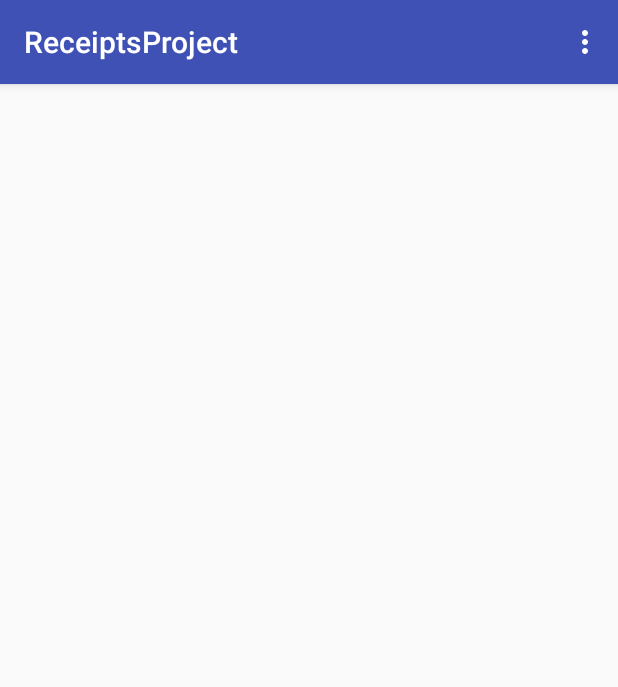
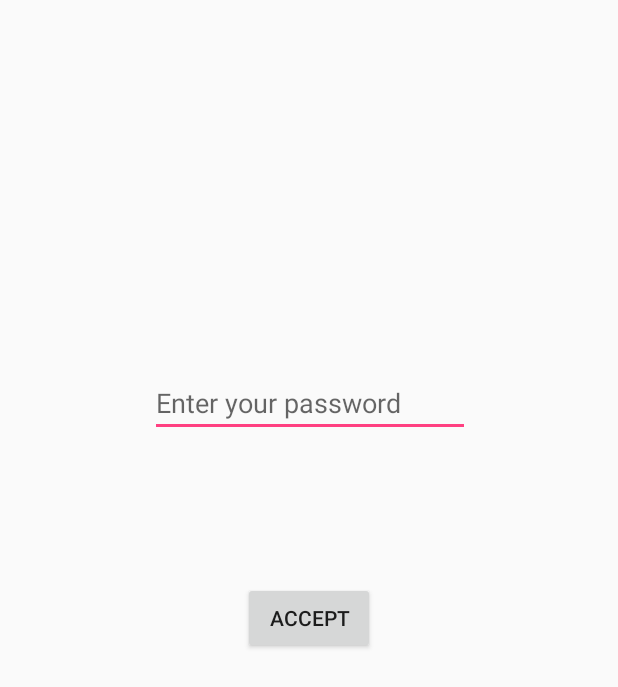
Before and after one commit to GrossGhost/RecepiesProject, an Android app: the screen it shows after launch (MainActivity before the commit, PasswordActivity after it), on a phone screen of 412 x 824 dp. Shown: the top 687 px of the screen. Run offline under Robolectric (Android 15) with nearby library versions, the phone set to English and light mode, and no system bars; 2 statements that could not run were skipped.

Commit message:
- settings done - password activity was added

```diff
--- /dev/null
+++ b/Projects/RecepiesProject/app/src/main/java/com/receiptsproject/activities/PasswordActivity.java
@@ -0,0 +1,58 @@
+package com.receiptsproject.activities;
+
+import android.content.Context;
+import android.content.Intent;
+import android.content.SharedPreferences;
+import android.os.Bundle;
+import android.support.v7.app.AppCompatActivity;
+import android.view.View;
+import android.widget.Button;
+import android.widget.EditText;
+import android.widget.TextView;
+
+import com.receiptsproject.R;
+import com.receiptsproject.util.PasswordManager;
+
+import static com.receiptsproject.util.Consts.IS_PASSWORD_SET;
+import static com.receiptsproject.util.Consts.SHARED_NAME;
+import static com.receiptsproject.util.Consts.TOKEN;
+
+public class PasswordActivity extends AppCompatActivity {
+
+    private EditText password;
+    private TextView wrongPassword;
+    private Button accept;
+    private Context context;
+    SharedPreferences sp = getSharedPreferences(SHARED_NAME, MODE_PRIVATE);
+    @Override
+    protected void onCreate(Bundle savedInstanceState) {
+        super.onCreate(savedInstanceState);
+        setContentView(R.layout.activity_password);
+
+        context = this;
+
+        if (!sp.getBoolean(IS_PASSWORD_SET, false)){
+            startActivity(new Intent(context, MainActivity.class));
+            finish();
+        }
+
+        wrongPassword = (TextView) findViewById(R.id.wrong_password);
+        password = (EditText) findViewById(R.id.password);
+        accept = (Button) findViewById(R.id.accept_password);
+
+        accept.setOnClickListener(new View.OnClickListener() {
+            @Override
+            public void onClick(View view) {
+                String mPassword = password.getText().toString();
+                String token = sp.getString(TOKEN, "");
+                if (PasswordManager.validate(mPassword, token)){
+                    wrongPassword.setVisibility(View.INVISIBLE);
+                    startActivity(new Intent(context, MainActivity.class));
+                    finish();
+                }else{
+                    wrongPassword.setVisibility(View.VISIBLE);
+                }
+            }
+        });
+    }
+}
--- /dev/null
+++ b/Projects/RecepiesProject/app/src/main/res/layout/activity_password.xml
@@ -0,0 +1,50 @@
+<?xml version="1.0" encoding="utf-8"?>
+<android.support.constraint.ConstraintLayout xmlns:android="http://schemas.android.com/apk/res/android"
+    xmlns:app="http://schemas.android.com/apk/res-auto"
+    xmlns:tools="http://schemas.android.com/tools"
+    android:layout_width="match_parent"
+    android:layout_height="match_parent"
+    tools:context="com.receiptsproject.activities.PasswordActivity">
+
+    <EditText
+        android:id="@+id/password"
+        android:layout_width="wrap_content"
+        android:layout_height="wrap_content"
+        android:layout_marginBottom="8dp"
+        android:layout_marginTop="8dp"
+        android:ems="10"
+        android:hint="@string/enter_your_password"
+        android:inputType="numberPassword"
+        app:layout_constraintBottom_toTopOf="@+id/accept_password"
+        app:layout_constraintHorizontal_bias="0.502"
+        app:layout_constraintLeft_toLeftOf="parent"
+        app:layout_constraintRight_toRightOf="parent"
+        app:layout_constraintTop_toTopOf="parent"
+        app:layout_constraintVertical_bias="0.728" />
+
+    <Button
+        android:id="@+id/accept_password"
+        android:layout_width="wrap_content"
+        android:layout_height="wrap_content"
+        android:text="Accept"
+        app:layout_constraintBottom_toBottomOf="parent"
+        app:layout_constraintLeft_toLeftOf="parent"
+        app:layout_constraintRight_toRightOf="parent"
+        app:layout_constraintTop_toTopOf="parent" />
+
+    <TextView
+        android:id="@+id/wrong_password"
+        android:visibility="invisible"
+        android:layout_width="wrap_content"
+        android:layout_height="wrap_content"
+        android:layout_marginBottom="8dp"
+        android:layout_marginTop="8dp"
+        android:text="@string/wrong_password"
+        android:textColor="@android:color/holo_red_dark"
+        android:textSize="18sp"
+        app:layout_constraintBottom_toTopOf="@+id/password"
+        app:layout_constraintLeft_toLeftOf="parent"
+        app:layout_constraintRight_toRightOf="parent"
+        app:layout_constraintTop_toTopOf="parent"
+        app:layout_constraintVertical_bias="0.693" />
+</android.support.constraint.ConstraintLayout>
--- a/Projects/RecepiesProject/app/src/main/res/values/strings.xml
+++ b/Projects/RecepiesProject/app/src/main/res/values/strings.xml
@@ -1,4 +1,6 @@
 <resources>
     <string name="app_name">ReceiptsProject</string>
     <string name="action_settings">Settings</string>
+    <string name="wrong_password">WRONG PASSWORD</string>
+    <string name="enter_your_password">Enter your password</string>
 </resources>
```
Also changed, not shown: Projects/RecepiesProject/app/src/main/AndroidManifest.xml (+6 -1 lines), Projects/RecepiesProject/app/src/main/java/com/receiptsproject/activities/Settings.java (+40 -3 lines), Projects/RecepiesProject/app/src/main/java/com/receiptsproject/activities/SettingsPasswords.java (added, +119 -0 lines), Projects/RecepiesProject/app/src/main/java/com/receiptsproject/util/Consts.java (+11 -0 lines), Projects/RecepiesProject/app/src/main/java/com/receiptsproject/util/PasswordManager.java (added, +47 -0 lines), Projects/RecepiesProject/app/src/main/res/layout/activity_change_passwords.xml (added, +66 -0 lines), Projects/RecepiesProject/app/src/main/res/layout/activity_delete_passwords.xml (added, +50 -0 lines), Projects/RecepiesProject/app/src/main/res/layout/activity_set_passwords.xml (added, +34 -0 lines), Projects/RecepiesProject/app/src/main/res/layout/activity_settings.xml (+50 -2 lines).
